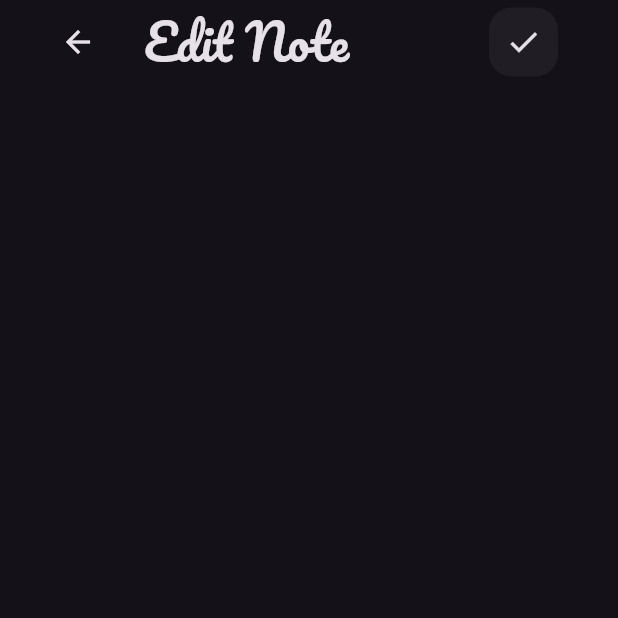
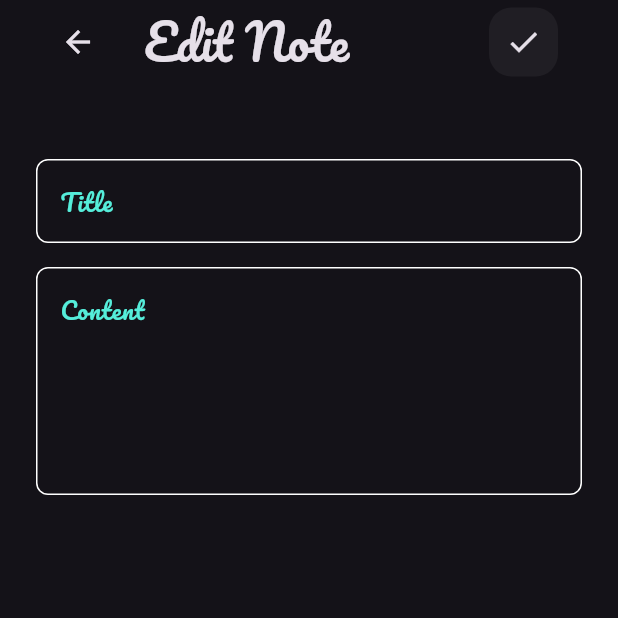
Before and after one commit to ali792010/notes_app, a Flutter app: the EditNoteView screen opened directly, on a phone screen of 412 x 824 dp, the top half of it. Run offline on Flutter 3.47's test engine with Material 3 defaults, Android fonts, the phone set to English and light mode, and no system bars.

Commit message:
Edit Note View UI

```diff
--- a/lib/widgets/edit_note_view_body.dart
+++ b/lib/widgets/edit_note_view_body.dart
@@ -1,5 +1,6 @@
 import 'package:flutter/material.dart';
 import 'package:notes_app/widgets/custom_app_bar.dart';
+import 'package:notes_app/widgets/custom_text_field.dart';
 
 class EditNoteViewBody extends StatelessWidget {
    @override
@@ -9,6 +10,11 @@ class EditNoteViewBody extends StatelessWidget {
         child: Column(
           children: [
                 Container(child: CustomAppBar(title: 'Edit Note',icon: Icons.check,)),
+                SizedBox(height: 50),
+                CustomTextField(hint: 'Title', maxL: 1),
+                SizedBox(height: 16),
+                CustomTextField(hint: 'Content', maxL: 5),
+
           ],
         ),
       );
```
